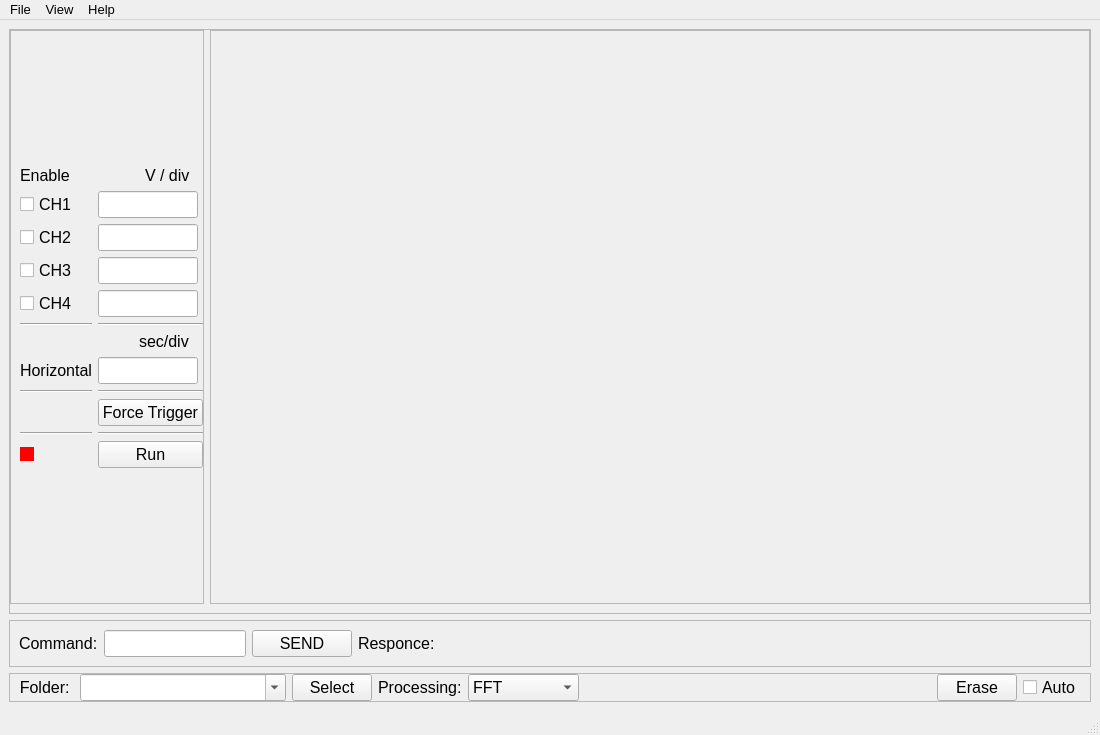
salinsalins/Tectronix, file TectronixUI_1.ui: the form before one commit.
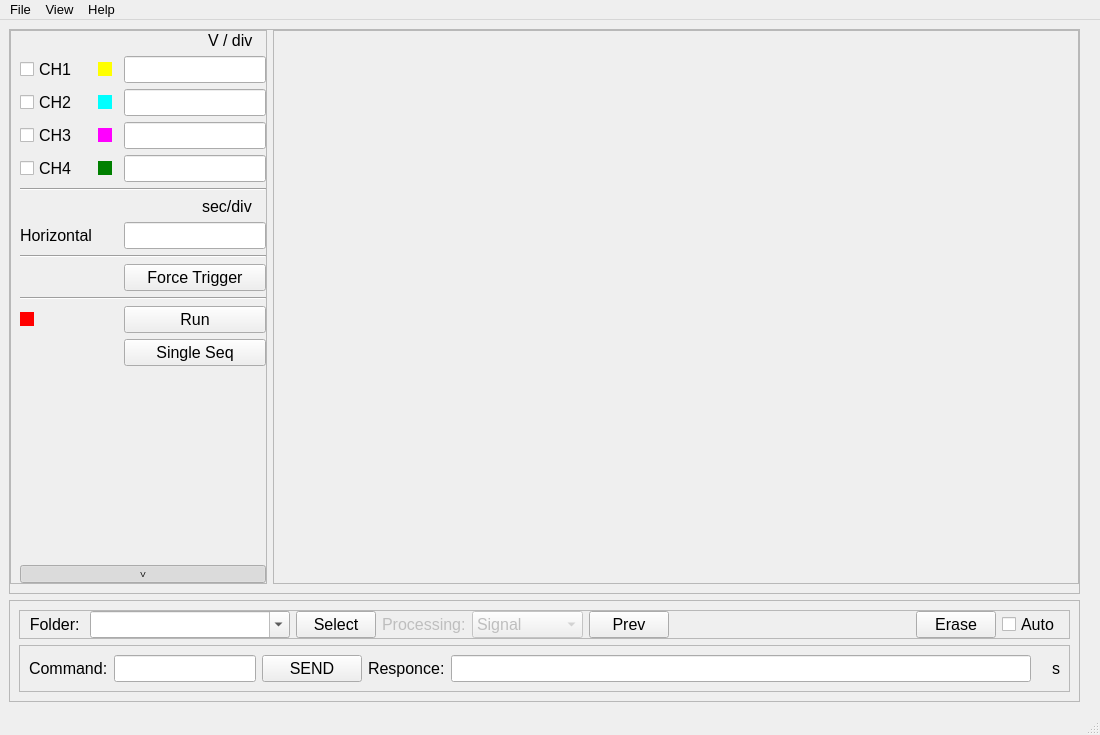
The form after the commit.

```diff
--- a/TectronixUI_1.ui
+++ b/TectronixUI_1.ui
@@ -35,6 +35,9 @@
     <property name="sizeConstraint">
      <enum>QLayout::SetMinimumSize</enum>
     </property>
+    <property name="rightMargin">
+     <number>20</number>
+    </property>
     <item>
      <widget class="QFrame" name="frame">
       <property name="frameShape">
@@ -80,56 +83,7 @@
           <property name="bottomMargin">
            <number>0</number>
           </property>
-          <item row="6" column="2">
-           <widget class="Line" name="line_2">
-            <property name="orientation">
-             <enum>Qt::Horizontal</enum>
-            </property>
-           </widget>
-          </item>
-          <item row="1" column="0">
-           <widget class="QLabel" name="label_9">
-            <property name="sizePolicy">
-             <sizepolicy hsizetype="Fixed" vsizetype="Fixed">
-              <horstretch>0</horstretch>
-              <verstretch>0</verstretch>
-             </sizepolicy>
-            </property>
-            <property name="minimumSize">
-             <size>
-              <width>0</width>
-              <height>0</height>
-             </size>
-            </property>
-            <property name="maximumSize">
-             <size>
-              <width>16777215</width>
-              <height>16777215</height>
-             </size>
-            </property>
-            <property name="text">
-             <string>Enable</string>
-            </property>
-            <property name="textFormat">
-             <enum>Qt::PlainText</enum>
-            </property>
-           </widget>
-          </item>
-          <item row="11" column="0">
-           <widget class="Line" name="line_6">
-            <property name="orientation">
-             <enum>Qt::Horizontal</enum>
-            </property>
-           </widget>
-          </item>
-          <item row="9" column="0">
-           <widget class="Line" name="line_3">
-            <property name="orientation">
-             <enum>Qt::Horizontal</enum>
-            </property>
-           </widget>
-          </item>
-          <item row="3" column="2">
+          <item row="2" column="2">
            <widget class="QLineEdit" name="lineEdit_12">
             <property name="sizePolicy">
              <sizepolicy hsizetype="Minimum" vsizetype="Fixed">
@@ -139,63 +93,71 @@
             </property>
             <property name="maximumSize">
              <size>
-              <width>100</width>
+              <width>150</width>
               <height>16777215</height>
              </size>
             </property>
            </widget>
           </item>
-          <item row="4" column="2">
-           <widget class="QLineEdit" name="lineEdit_13">
-            <property name="sizePolicy">
-             <sizepolicy hsizetype="Minimum" vsizetype="Fixed">
-              <horstretch>0</horstretch>
-              <verstretch>0</verstretch>
-             </sizepolicy>
+          <item row="5" column="0" colspan="3">
+           <widget class="Line" name="line_7">
+            <property name="orientation">
+             <enum>Qt::Horizontal</enum>
             </property>
-            <property name="maximumSize">
-             <size>
-              <width>100</width>
-              <height>16777215</height>
-             </size>
+           </widget>
+          </item>
+          <item row="2" column="1">
+           <widget class="QCheckBox" name="checkBox_7">
+            <property name="enabled">
+             <bool>false</bool>
             </property>
+            <property name="styleSheet">
+             <string notr="true">QCheckBox::indicator:unchecked {
+   background-color: cyan;
+}
+</string>
+            </property>
+            <property name="text">
+             <string/>
+            </property>
            </widget>
           </item>
-          <item row="5" column="0">
+          <item row="4" column="0">
            <widget class="QCheckBox" name="checkBox_4">
             <property name="text">
              <string>CH4</string>
             </property>
            </widget>
           </item>
-          <item row="6" column="0">
-           <widget class="Line" name="line">
-            <property name="orientation">
-             <enum>Qt::Horizontal</enum>
+          <item row="6" column="2" alignment="Qt::AlignRight">
+           <widget class="QLabel" name="label_10">
+            <property name="sizePolicy">
+             <sizepolicy hsizetype="Fixed" vsizetype="Fixed">
+              <horstretch>0</horstretch>
+              <verstretch>0</verstretch>
+             </sizepolicy>
             </property>
-           </widget>
-          </item>
-          <item row="9" column="2">
-           <widget class="Line" name="line_4">
-            <property name="orientation">
-             <enum>Qt::Horizontal</enum>
+            <property name="minimumSize">
+             <size>
+              <width>0</width>
+              <height>0</height>
+             </size>
             </property>
-           </widget>
-          </item>
-          <item row="0" column="0">
-           <spacer name="verticalSpacer_2">
-            <property name="orientation">
-             <enum>Qt::Vertical</enum>
-            </property>
-            <property name="sizeHint" stdset="0">
+            <property name="maximumSize">
              <size>
-              <width>20</width>
-              <height>40</height>
+              <width>16777215</width>
+              <height>16777215</height>
              </size>
             </property>
-           </spacer>
+            <property name="text">
+             <string>sec/div   </string>
+            </property>
+            <property name="textFormat">
+             <enum>Qt::PlainText</enum>
+            </property>
+           </widget>
           </item>
-          <item row="1" column="2" alignment="Qt::AlignRight">
+          <item row="0" column="2" alignment="Qt::AlignRight">
            <widget class="QLabel" name="label_8">
             <property name="sizePolicy">
              <sizepolicy hsizetype="Fixed" vsizetype="Fixed">
@@ -223,106 +185,124 @@
             </property>
            </widget>
           </item>
-          <item row="13" column="2">
-           <spacer name="verticalSpacer">
-            <property name="orientation">
-             <enum>Qt::Vertical</enum>
-            </property>
-            <property name="sizeHint" stdset="0">
-             <size>
-              <width>20</width>
-              <height>40</height>
-             </size>
-            </property>
-           </spacer>
-          </item>
-          <item row="10" column="2">
-           <widget class="QPushButton" name="pushButton_5">
-            <property name="text">
-             <string>Force Trigger</string>
-            </property>
-            <property name="checkable">
-             <bool>true</bool>
-            </property>
-           </widget>
-          </item>
-          <item row="5" column="2">
-           <widget class="QLineEdit" name="lineEdit_14">
-            <property name="sizePolicy">
-             <sizepolicy hsizetype="Minimum" vsizetype="Fixed">
-              <horstretch>0</horstretch>
-              <verstretch>0</verstretch>
-             </sizepolicy>
-            </property>
-            <property name="maximumSize">
-             <size>
-              <width>100</width>
-              <height>16777215</height>
-             </size>
-            </property>
-           </widget>
-          </item>
-          <item row="11" column="2">
-           <widget class="Line" name="line_5">
-            <property name="orientation">
-             <enum>Qt::Horizontal</enum>
-            </property>
-           </widget>
-          </item>
-          <item row="2" column="2">
-           <widget class="QLineEdit" name="lineEdit_11">
-            <property name="sizePolicy">
-             <sizepolicy hsizetype="Minimum" vsizetype="Fixed">
-              <horstretch>0</horstretch>
-              <verstretch>0</verstretch>
-             </sizepolicy>
-            </property>
-            <property name="maximumSize">
-             <size>
-              <width>100</width>
-              <height>16777215</height>
-             </size>
-            </property>
-           </widget>
-          </item>
-          <item row="8" column="2">
-           <widget class="QLineEdit" name="lineEdit_15">
-            <property name="sizePolicy">
-             <sizepolicy hsizetype="Minimum" vsizetype="Fixed">
-              <horstretch>0</horstretch>
-              <verstretch>0</verstretch>
-             </sizepolicy>
-            </property>
-            <property name="maximumSize">
-             <size>
-              <width>100</width>
-              <height>16777215</height>
-             </size>
-            </property>
-           </widget>
-          </item>
-          <item row="3" column="0">
+          <item row="2" column="0">
            <widget class="QCheckBox" name="checkBox_2">
             <property name="text">
              <string>CH2</string>
             </property>
            </widget>
           </item>
-          <item row="2" column="0">
+          <item row="3" column="1">
+           <widget class="QCheckBox" name="checkBox_8">
+            <property name="enabled">
+             <bool>false</bool>
+            </property>
+            <property name="styleSheet">
+             <string notr="true">QCheckBox::indicator:unchecked {
+   background-color: magenta;
+}
+</string>
+            </property>
+            <property name="text">
+             <string/>
+            </property>
+           </widget>
+          </item>
+          <item row="4" column="1">
+           <widget class="QCheckBox" name="checkBox_9">
+            <property name="enabled">
+             <bool>false</bool>
+            </property>
+            <property name="styleSheet">
+             <string notr="true">QCheckBox::indicator:unchecked {
+   background-color: green;
+}
+</string>
+            </property>
+            <property name="text">
+             <string/>
+            </property>
+           </widget>
+          </item>
+          <item row="4" column="2">
+           <widget class="QLineEdit" name="lineEdit_14">
+            <property name="sizePolicy">
+             <sizepolicy hsizetype="Minimum" vsizetype="Fixed">
+              <horstretch>0</horstretch>
+              <verstretch>0</verstretch>
+             </sizepolicy>
+            </property>
+            <property name="maximumSize">
+             <size>
+              <width>150</width>
+              <height>16777215</height>
+             </size>
+            </property>
+           </widget>
+          </item>
+          <item row="1" column="2">
+           <widget class="QLineEdit" name="lineEdit_11">
+            <property name="sizePolicy">
+             <sizepolicy hsizetype="Minimum" vsizetype="Fixed">
+              <horstretch>0</horstretch>
+              <verstretch>0</verstretch>
+             </sizepolicy>
+            </property>
+            <property name="maximumSize">
+             <size>
+              <width>150</width>
+              <height>16777215</height>
+             </size>
+            </property>
+           </widget>
+          </item>
+          <item row="1" column="0">
            <widget class="QCheckBox" name="checkBox_1">
             <property name="text">
              <string>CH1</string>
             </property>
            </widget>
           </item>
-          <item row="4" column="0">
+          <item row="1" column="1">
+           <widget class="QCheckBox" name="checkBox_6">
+            <property name="enabled">
+             <bool>false</bool>
+            </property>
+            <property name="styleSheet">
+             <string notr="true">QCheckBox::indicator:unchecked {
+   background-color: yellow;
+}
+</string>
+            </property>
+            <property name="text">
+             <string/>
+            </property>
+           </widget>
+          </item>
+          <item row="3" column="0">
            <widget class="QCheckBox" name="checkBox_3">
             <property name="text">
              <string>CH3</string>
             </property>
            </widget>
           </item>
-          <item row="12" column="2">
+          <item row="7" column="2">
+           <widget class="QLineEdit" name="lineEdit_15">
+            <property name="sizePolicy">
+             <sizepolicy hsizetype="Minimum" vsizetype="Fixed">
+              <horstretch>0</horstretch>
+              <verstretch>0</verstretch>
+             </sizepolicy>
+            </property>
+            <property name="maximumSize">
+             <size>
+              <width>150</width>
+              <height>16777215</height>
+             </size>
+            </property>
+           </widget>
+          </item>
+          <item row="11" column="2">
            <widget class="QPushButton" name="pushButton_4">
             <property name="text">
              <string>Run</string>
@@ -332,51 +312,23 @@
             </property>
            </widget>
           </item>
-          <item row="7" column="2" alignment="Qt::AlignRight">
-           <widget class="QLabel" name="label_10">
+          <item row="3" column="2">
+           <widget class="QLineEdit" name="lineEdit_13">
             <property name="sizePolicy">
-             <sizepolicy hsizetype="Fixed" vsizetype="Fixed">
+             <sizepolicy hsizetype="Minimum" vsizetype="Fixed">
               <horstretch>0</horstretch>
               <verstretch>0</verstretch>
              </sizepolicy>
             </property>
-            <property name="minimumSize">
-             <size>
-              <width>0</width>
-              <height>0</height>
-             </size>
-            </property>
             <property name="maximumSize">
              <size>
-              <width>16777215</width>
+              <width>150</width>
               <height>16777215</height>
              </size>
             </property>
-            <property name="text">
-             <string>sec/div   </string>
-            </property>
-            <property name="textFormat">
-             <enum>Qt::PlainText</enum>
-            </property>
            </widget>
           </item>
-          <item row="12" column="0">
-           <widget class="QCheckBox" name="checkBox_5">
-            <property name="enabled">
-             <bool>false</bool>
-            </property>
-            <property name="styleSheet">
-             <string notr="true">QCheckBox::indicator:unchecked {
-   background-color: red;
-}
-</string>
-            </property>
-            <property name="text">
-             <string/>
-            </property>
-           </widget>
-          </item>
-          <item row="8" column="0">
+          <item row="7" column="0">
            <widget class="QLabel" name="label_7">
             <property name="sizePolicy">
              <sizepolicy hsizetype="Fixed" vsizetype="Fixed">
@@ -404,6 +356,87 @@
             </property>
            </widget>
           </item>
+          <item row="10" column="0" colspan="3">
+           <widget class="Line" name="line_6">
+            <property name="orientation">
+             <enum>Qt::Horizontal</enum>
+            </property>
+           </widget>
+          </item>
+          <item row="9" column="2">
+           <widget class="QPushButton" name="pushButton_5">
+            <property name="text">
+             <string>Force Trigger</string>
+            </property>
+            <property name="checkable">
+             <bool>true</bool>
+            </property>
+           </widget>
+          </item>
+          <item row="11" column="0">
+           <widget class="QCheckBox" name="checkBox_5">
+            <property name="enabled">
+             <bool>false</bool>
+            </property>
+            <property name="styleSheet">
+             <string notr="true">QCheckBox::indicator:unchecked {
+   background-color: red;
+}
+</string>
+            </property>
+            <property name="text">
+             <string/>
+            </property>
+           </widget>
+          </item>
+          <item row="8" column="0" colspan="3">
+           <widget class="Line" name="line_3">
+            <property name="orientation">
+             <enum>Qt::Horizontal</enum>
+            </property>
+           </widget>
+          </item>
+          <item row="12" column="2">
+           <widget class="QPushButton" name="pushButton_6">
+            <property name="text">
+             <string>Single Seq</string>
+            </property>
+            <property name="checkable">
+             <bool>true</bool>
+            </property>
+           </widget>
+          </item>
+          <item row="13" column="2">
+           <spacer name="verticalSpacer">
+            <property name="orientation">
+             <enum>Qt::Vertical</enum>
+            </property>
+            <property name="sizeHint" stdset="0">
+             <size>
+              <width>20</width>
+              <height>40</height>
+             </size>
+            </property>
+           </spacer>
+          </item>
+          <item row="14" column="0" colspan="3">
+           <widget class="QPushButton" name="pushButton_8">
+            <property name="font">
+             <font>
+              <pointsize>6</pointsize>
+             </font>
+            </property>
+            <property name="text">
+             <string>V</string>
+            </property>
+            <property name="checkable">
+             <bool>true</bool>
+            </property>
+            <property name="checked">
+             <bool>true</bool>
+            </property>
+           </widget>
+          </item>
          </layout>
         </widget>
        </item>
@@ -429,7 +462,7 @@
            <number>0</number>
           </property>
           <property name="rightMargin">
-           <number>0</number>
+           <number>20</number>
           </property>
           <property name="bottomMargin">
            <number>0</number>
@@ -441,171 +474,14 @@
      </widget>
     </item>
     <item>
-     <widget class="QFrame" name="frame_7">
-      <property name="sizePolicy">
-       <sizepolicy hsizetype="Expanding" vsizetype="Preferred">
-        <horstretch>0</horstretch>
-        <verstretch>0</verstretch>
-       </sizepolicy>
-      </property>
-      <property name="minimumSize">
-       <size>
-        <width>0</width>
-        <height>0</height>
-       </size>
-      </property>
-      <property name="maximumSize">
-       <size>
-        <width>16777215</width>
-        <height>16777215</height>
-       </size>
-      </property>
-      <property name="baseSize">
-       <size>
-        <width>100</width>
-        <height>70</height>
-       </size>
-      </property>
+     <widget class="QFrame" name="frame_6">
       <property name="frameShape">
        <enum>QFrame::StyledPanel</enum>
       </property>
       <property name="frameShadow">
        <enum>QFrame::Raised</enum>
       </property>
-      <layout class="QHBoxLayout" name="horizontalLayout_5" stretch="0,0,0,0,0">
-       <item>
-        <widget class="QLabel" name="label_4">
-         <property name="sizePolicy">
-          <sizepolicy hsizetype="Minimum" vsizetype="Preferred">
-           <horstretch>0</horstretch>
-           <verstretch>0</verstretch>
-          </sizepolicy>
-         </property>
-         <property name="minimumSize">
-          <size>
-           <width>0</width>
-           <height>0</height>
-          </size>
-         </property>
-         <property name="maximumSize">
-          <size>
-           <width>16777215</width>
-           <height>16777215</height>
-          </size>
-         </property>
-         <property name="text">
-          <string>Command:</string>
-         </property>
-        </widget>
-       </item>
-       <item>
-        <widget class="QLineEdit" name="lineEdit_2">
-         <property name="sizePolicy">
-          <sizepolicy hsizetype="Fixed" vsizetype="Minimum">
-           <horstretch>0</horstretch>
-           <verstretch>0</verstretch>
-          </sizepolicy>
-         </property>
-         <property name="minimumSize">
-          <size>
-           <width>100</width>
-           <height>0</height>
-          </size>
-         </property>
-         <property name="maximumSize">
-          <size>
-           <width>16777215</width>
-           <height>16777215</height>
-          </size>
-         </property>
-        </widget>
-       </item>
-       <item>
-        <widget class="QPushButton" name="pushButton_3">
-         <property name="sizePolicy">
-          <sizepolicy hsizetype="Fixed" vsizetype="Minimum">
-           <horstretch>0</horstretch>
-           <verstretch>0</verstretch>
-          </sizepolicy>
-         </property>
-         <property name="minimumSize">
-          <size>
-           <width>100</width>
-           <height>0</height>
-          </size>
-         </property>
-         <property name="maximumSize">
-          <size>
-           <width>100</width>
-           <height>75</height>
-          </size>
-         </property>
-         <property name="font">
-          <font>
-           <pointsize>12</pointsize>
-          </font>
-         </property>
-         <property name="text">
-          <string>SEND</string>
-         </property>
-        </widget>
-       </item>
-       <item>
-        <widget class="QLabel" name="label_5">
-         <property name="sizePolicy">
-          <sizepolicy hsizetype="Fixed" vsizetype="Fixed">
-           <horstretch>0</horstretch>
-           <verstretch>0</verstretch>
-          </sizepolicy>
-         </property>
-         <property name="minimumSize">
-          <size>
-           <width>0</width>
-           <height>0</height>
-          </size>
-         </property>
-         <property name="maximumSize">
-          <size>
-           <width>16777215</width>
-           <height>16777215</height>
-          </size>
-         </property>
-         <property name="text">
-          <string>Responce:</string>
-         </property>
-         <property name="textFormat">
-          <enum>Qt::PlainText</enum>
-         </property>
-        </widget>
-       </item>
-       <item>
-        <widget class="QLabel" name="label_6">
-         <property name="sizePolicy">
-          <sizepolicy hsizetype="Expanding" vsizetype="Fixed">
-           <horstretch>0</horstretch>
-           <verstretch>0</verstretch>
-          </sizepolicy>
-         </property>
-         <property name="minimumSize">
-          <size>
-           <width>70</width>
-           <height>0</height>
-          </size>
-         </property>
-         <property name="maximumSize">
-          <size>
-           <width>16777215</width>
-           <height>16777215</height>
-          </size>
-         </property>
-         <property name="text">
-          <string/>
-         </property>
-        </widget>
-       </item>
-      </layout>
-     </widget>
-    </item>
+      <layout class="QVBoxLayout" name="verticalLayout">
     <item>
      <widget class="QFrame" name="frame_2">
       <property name="frameShape">
@@ -723,6 +599,9 @@
        </item>
        <item>
         <widget class="QLabel" name="label_2">
+            <property name="enabled">
+             <bool>false</bool>
+            </property>
          <property name="sizePolicy">
           <sizepolicy hsizetype="Fixed" vsizetype="Preferred">
            <horstretch>0</horstretch>
@@ -736,6 +615,9 @@
        </item>
        <item>
         <widget class="QComboBox" name="comboBox">
+            <property name="enabled">
+             <bool>false</bool>
+            </property>
          <property name="sizePolicy">
           <sizepolicy hsizetype="Minimum" vsizetype="Fixed">
            <horstretch>0</horstretch>
@@ -748,6 +630,11 @@
            <height>0</height>
           </size>
          </property>
+            <item>
+             <property name="text">
+              <string>Signal</string>
+             </property>
+            </item>
          <item>
           <property name="text">
            <string>FFT</string>
@@ -758,11 +645,24 @@
            <string>Cumulative</string>
           </property>
          </item>
+           </widget>
+          </item>
          <item>
+           <widget class="QPushButton" name="pushButton_7">
+            <property name="sizePolicy">
+             <sizepolicy hsizetype="Fixed" vsizetype="Preferred">
+              <horstretch>0</horstretch>
+              <verstretch>0</verstretch>
+             </sizepolicy>
+            </property>
+            <property name="font">
+             <font>
+              <pointsize>12</pointsize>
+             </font>
+            </property>
           <property name="text">
-           <string>Signal</string>
-          </property>
-         </item>
+             <string>Prev</string>
+            </property>
         </widget>
        </item>
        <item>
@@ -795,6 +695,201 @@
       </layout>
      </widget>
     </item>
+       <item>
+        <widget class="QFrame" name="frame_7">
+         <property name="sizePolicy">
+          <sizepolicy hsizetype="Expanding" vsizetype="Preferred">
+           <horstretch>0</horstretch>
+           <verstretch>0</verstretch>
+          </sizepolicy>
+         </property>
+         <property name="minimumSize">
+          <size>
+           <width>0</width>
+           <height>0</height>
+          </size>
+         </property>
+         <property name="maximumSize">
+          <size>
+           <width>16777215</width>
+           <height>16777215</height>
+          </size>
+         </property>
+         <property name="baseSize">
+          <size>
+           <width>100</width>
+           <height>70</height>
+          </size>
+         </property>
+         <property name="frameShape">
+          <enum>QFrame::StyledPanel</enum>
+         </property>
+         <property name="frameShadow">
+          <enum>QFrame::Raised</enum>
+         </property>
+         <layout class="QHBoxLayout" name="horizontalLayout_5" stretch="0,0,0,0,0,0,0">
+          <item>
+           <widget class="QLabel" name="label_4">
+            <property name="sizePolicy">
+             <sizepolicy hsizetype="Minimum" vsizetype="Preferred">
+              <horstretch>0</horstretch>
+              <verstretch>0</verstretch>
+             </sizepolicy>
+            </property>
+            <property name="minimumSize">
+             <size>
+              <width>0</width>
+              <height>0</height>
+             </size>
+            </property>
+            <property name="maximumSize">
+             <size>
+              <width>16777215</width>
+              <height>16777215</height>
+             </size>
+            </property>
+            <property name="text">
+             <string>Command:</string>
+            </property>
+           </widget>
+          </item>
+          <item>
+           <widget class="QLineEdit" name="lineEdit_2">
+            <property name="sizePolicy">
+             <sizepolicy hsizetype="Fixed" vsizetype="Minimum">
+              <horstretch>0</horstretch>
+              <verstretch>0</verstretch>
+             </sizepolicy>
+            </property>
+            <property name="minimumSize">
+             <size>
+              <width>100</width>
+              <height>0</height>
+             </size>
+            </property>
+            <property name="maximumSize">
+             <size>
+              <width>16777215</width>
+              <height>16777215</height>
+             </size>
+            </property>
+           </widget>
+          </item>
+          <item>
+           <widget class="QPushButton" name="pushButton_3">
+            <property name="sizePolicy">
+             <sizepolicy hsizetype="Fixed" vsizetype="Minimum">
+              <horstretch>0</horstretch>
+              <verstretch>0</verstretch>
+             </sizepolicy>
+            </property>
+            <property name="minimumSize">
+             <size>
+              <width>100</width>
+              <height>0</height>
+             </size>
+            </property>
+            <property name="maximumSize">
+             <size>
+              <width>100</width>
+              <height>75</height>
+             </size>
+            </property>
+            <property name="font">
+             <font>
+              <pointsize>12</pointsize>
+             </font>
+            </property>
+            <property name="text">
+             <string>SEND</string>
+            </property>
+           </widget>
+          </item>
+          <item>
+           <widget class="QLabel" name="label_5">
+            <property name="sizePolicy">
+             <sizepolicy hsizetype="Fixed" vsizetype="Fixed">
+              <horstretch>0</horstretch>
+              <verstretch>0</verstretch>
+             </sizepolicy>
+            </property>
+            <property name="minimumSize">
+             <size>
+              <width>0</width>
+              <height>0</height>
+             </size>
+            </property>
+            <property name="maximumSize">
+             <size>
+              <width>16777215</width>
+              <height>16777215</height>
+             </size>
+            </property>
+            <property name="text">
+             <string>Responce:</string>
+            </property>
+            <property name="textFormat">
+             <enum>Qt::PlainText</enum>
+            </property>
+           </widget>
+          </item>
+          <item>
+           <widget class="QLineEdit" name="lineEdit_3">
+            <property name="sizePolicy">
+             <sizepolicy hsizetype="Expanding" vsizetype="Minimum">
+              <horstretch>0</horstretch>
+              <verstretch>0</verstretch>
+             </sizepolicy>
+            </property>
+            <property name="minimumSize">
+             <size>
+              <width>100</width>
+              <height>0</height>
+             </size>
+            </property>
+            <property name="maximumSize">
+             <size>
+              <width>16777215</width>
+              <height>16777215</height>
+             </size>
+            </property>
+            <property name="readOnly">
+             <bool>true</bool>
+            </property>
+           </widget>
+          </item>
+          <item>
+           <widget class="QLabel" name="label_11">
+            <property name="sizePolicy">
+             <sizepolicy hsizetype="Fixed" vsizetype="Preferred">
+              <horstretch>0</horstretch>
+              <verstretch>0</verstretch>
+             </sizepolicy>
+            </property>
+            <property name="text">
+             <string/>
+            </property>
+           </widget>
+          </item>
+          <item>
+           <widget class="QLabel" name="label_12">
+            <property name="sizePolicy">
+             <sizepolicy hsizetype="Fixed" vsizetype="Preferred">
+              <horstretch>0</horstretch>
+              <verstretch>0</verstretch>
+             </sizepolicy>
+            </property>
+            <property name="text">
+             <string>s</string>
+            </property>
+           </widget>
+          </item>
+         </layout>
+        </widget>
+       </item>
+      </layout>
+     </widget>
+    </item>
    </layout>
   </widget>
   <widget class="QMenuBar" name="menubar">
@@ -803,7 +898,7 @@
      <x>0</x>
      <y>0</y>
      <width>1100</width>
-     <height>23</height>
+     <height>34</height>
     </rect>
    </property>
    <property name="font">
```
Left out of the diff: 19 changed lines with no effect on the pictures. Lines whose indentation alone changed are shown as unchanged.
